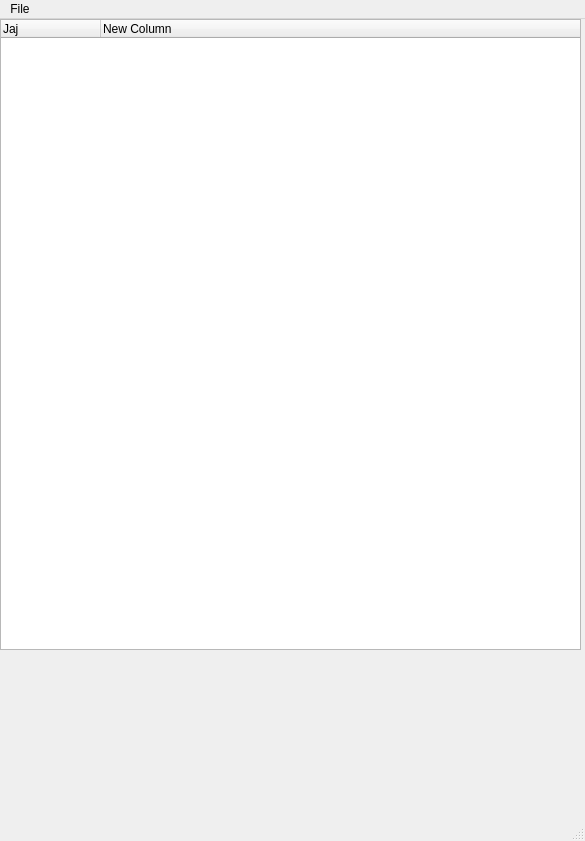
This is LHCbDIRAC/BookkeepingSystem/Gui/Widget/MainWidget.ui in antolu/LHCbDIRAC as Qt 5 draws it before an edit. The edited form follows.
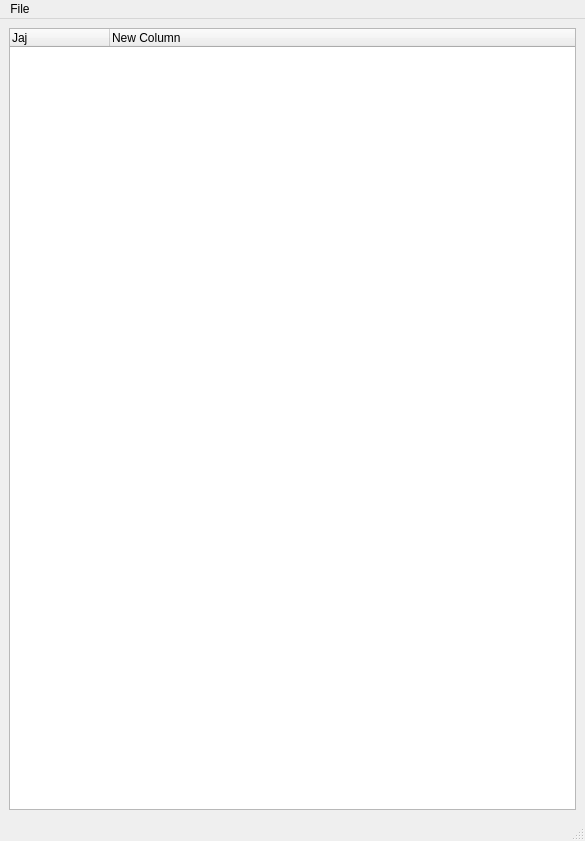
This is the edited form.

What changed in the file:
```diff
--- a/LHCbDIRAC/BookkeepingSystem/Gui/Widget/MainWidget.ui
+++ b/LHCbDIRAC/BookkeepingSystem/Gui/Widget/MainWidget.ui
@@ -22,6 +22,8 @@
    <string>Feicim - LHCb Bookkeeping browser</string>
   </property>
   <widget class="QWidget" name="centralwidget" >
+   <layout class="QVBoxLayout" >
+    <item>
    <widget class="QTreeWidget" name="tree" >
     <property name="windowModality" >
      <enum>Qt::WindowModal</enum>
@@ -29,14 +31,6 @@
     <property name="enabled" >
      <bool>true</bool>
     </property>
-    <property name="geometry" >
-     <rect>
-      <x>0</x>
-      <y>0</y>
-      <width>581</width>
-      <height>631</height>
-     </rect>
-    </property>
     <column>
      <property name="text" >
       <string>Jaj</string>
@@ -48,6 +42,8 @@
      </property>
     </column>
    </widget>
+    </item>
+   </layout>
   </widget>
   <widget class="QMenuBar" name="menubar" >
    <property name="geometry" >
```
Lines whose indentation alone changed are shown as unchanged.
